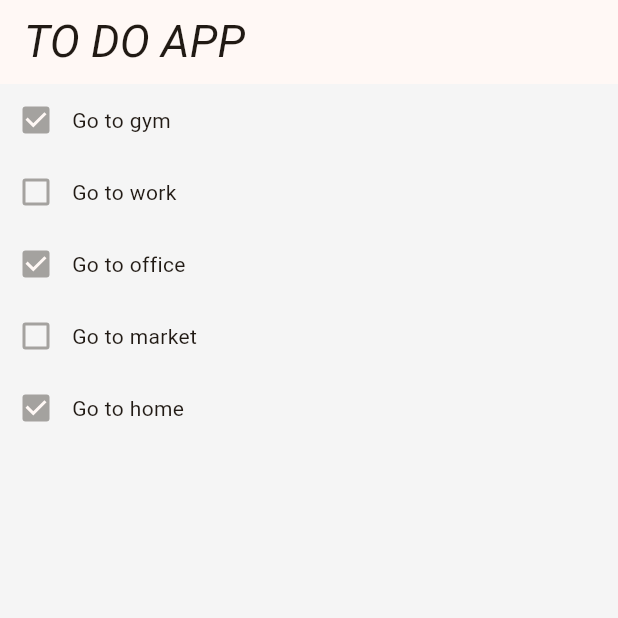
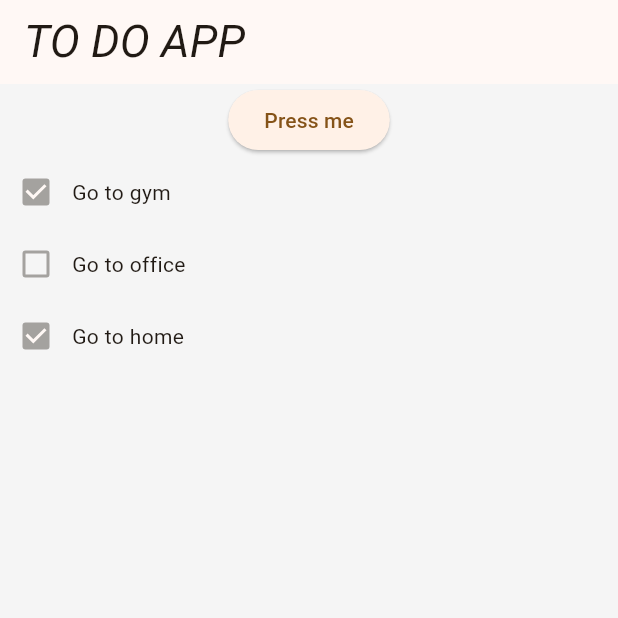
Before and after one commit to OGhawsi/To-OG, a Flutter app: the screen it shows after launch, on a phone screen of 412 x 824 dp, the top half of it. Run offline on Flutter 3.47's test engine with Material 3 defaults, Android fonts, the phone set to English and light mode, and no system bars.

Commit message:
started ToDO app

```diff
--- a/lib/main.dart
+++ b/lib/main.dart
@@ -10,7 +10,10 @@ class MyApp extends StatelessWidget {
 
   @override
   Widget build(BuildContext context) {
-    return MaterialApp(
+    return ChangeNotifierProvider(
+      create: (context) => MyAppState(),
+      child: MaterialApp(
+        debugShowCheckedModeBanner: false,
         theme: ThemeData(
           useMaterial3: true,
 
@@ -36,7 +39,33 @@ class MyApp extends StatelessWidget {
           ),
         ),
         home: HomePage(),
+      ),
     );
+  }
+}
+
+class MyAppState extends ChangeNotifier {
+  List<ToDo> allToDos = [
+    ToDo(checked: true, todoItem: 'Go to gym'),
+    ToDo(checked: false, todoItem: 'Go to office'),
+    ToDo(checked: true, todoItem: 'Go to home'),
+  ];
+
+  @override
+  notifyListeners();
+}
+
+class ToDo {
+  bool checked;
+  String todoItem;
+  ToDo({required this.checked, required this.todoItem});
+
+  bool get getChecked {
+    return checked;
+  }
+
+  String get getToDoItem {
+    return todoItem;
   }
 }
 
@@ -50,7 +79,24 @@ class HomePage extends StatelessWidget {
         title: Text('TO DO APP'),
       ),
       backgroundColor: Colors.grey.shade100,
-      body: ToDos(),
+      body: AllSections(),
+    );
+  }
+}
+
+class AllSections extends StatelessWidget {
+  const AllSections({super.key});
+
+  @override
+  Widget build(BuildContext context) {
+    return Column(
+      children: [
+        ElevatedButton(
+          onPressed: () => (),
+          child: Text('Press me'),
+        ),
+        Expanded(child: ToDos()),
+      ],
     );
   }
 }
@@ -60,47 +106,21 @@ class ToDos extends StatelessWidget {
 
   @override
   Widget build(BuildContext context) {
-    return Column(
+    var appState = context.watch<MyAppState>();
+    return ListView.builder(
+      itemCount: appState.allToDos.length,
+      itemBuilder: (context, index) {
+        final singlTodo = appState.allToDos[index];
+        return Row(
           children: [
-        ToDo(
-          checked: true,
-          todoItem: 'Go to gym',
+            Checkbox(
+              value: singlTodo.getChecked,
+              onChanged: null,
             ),
-        ToDo(
-          checked: false,
-          todoItem: 'Go to work',
-        ),
-        ToDo(
-          checked: true,
-          todoItem: 'Go to office',
-        ),
-        ToDo(
-          checked: false,
-          todoItem: 'Go to market',
-        ),
-        ToDo(
-          checked: true,
-          todoItem: 'Go to home',
-        ),
+            Text(singlTodo.getToDoItem),
           ],
+        );
+      },
     );
   }
 }
-
-// ignore: must_be_immutable
-class ToDo extends StatelessWidget {
-  ToDo({super.key, required this.checked, required this.todoItem});
-
-  bool checked;
-  String todoItem;
-
-  @override
-  Widget build(BuildContext context) {
-    return Row(
-      children: [
-        Checkbox(value: checked, onChanged: null),
-        Text(todoItem),
-      ],
-    );
-  }
-}
```
Lines whose indentation alone changed are shown as unchanged.
